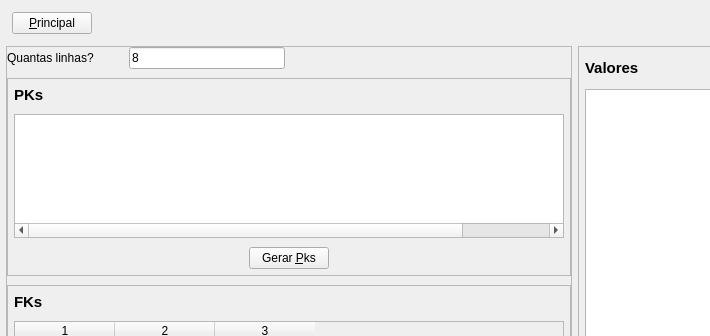
Qt form code/sql/applications/insert_generator/table_insert_generator.ui (rodrigocanellas/tenacitas) before a commit; both pictures show x 0 to 710 and y 0 to 336 of the 1149 by 692 pixel window.
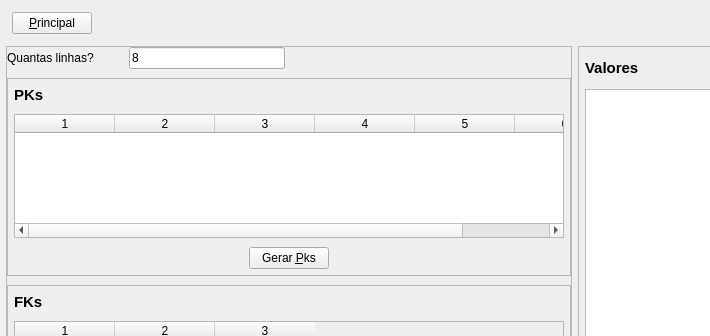
The same form after that commit. Icons and pictures are not drawn.

Patch:
```diff
--- a/code/sql/applications/insert_generator/table_insert_generator.ui
+++ b/code/sql/applications/insert_generator/table_insert_generator.ui
@@ -215,7 +215,7 @@
                <number>6</number>
               </property>
               <attribute name="horizontalHeaderVisible">
-               <bool>false</bool>
+               <bool>true</bool>
               </attribute>
               <attribute name="verticalHeaderVisible">
                <bool>false</bool>
```
